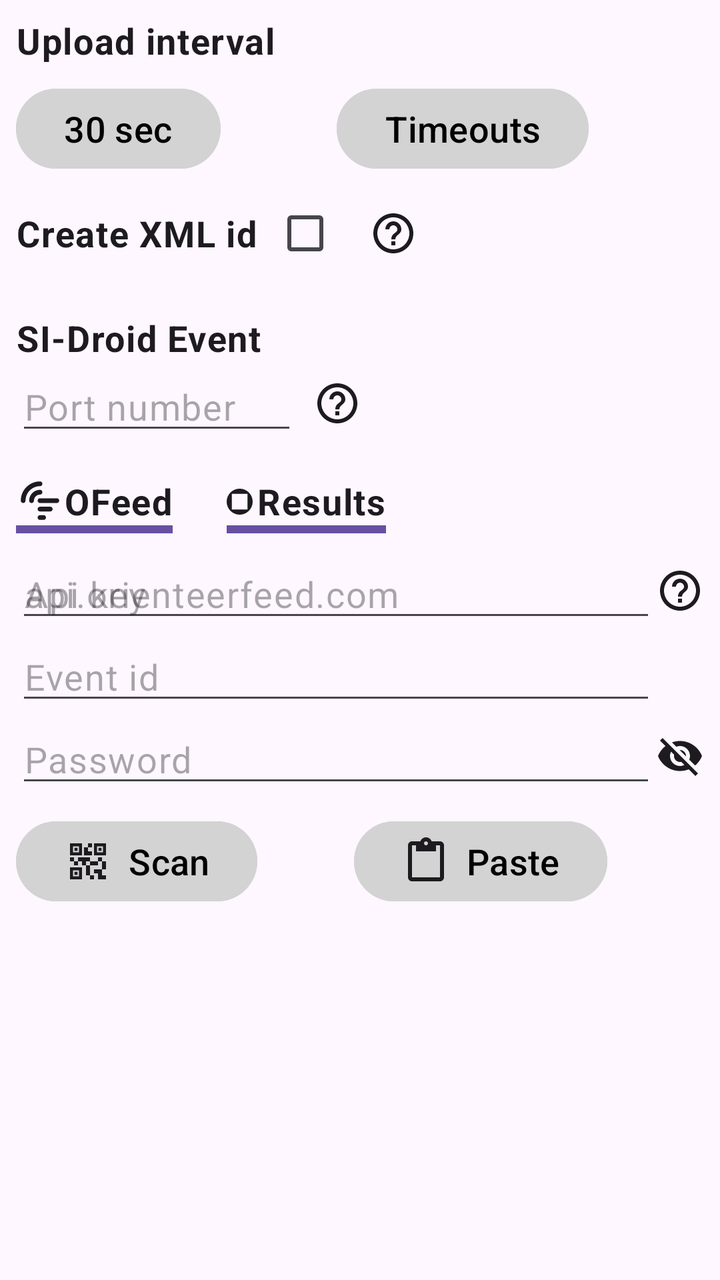
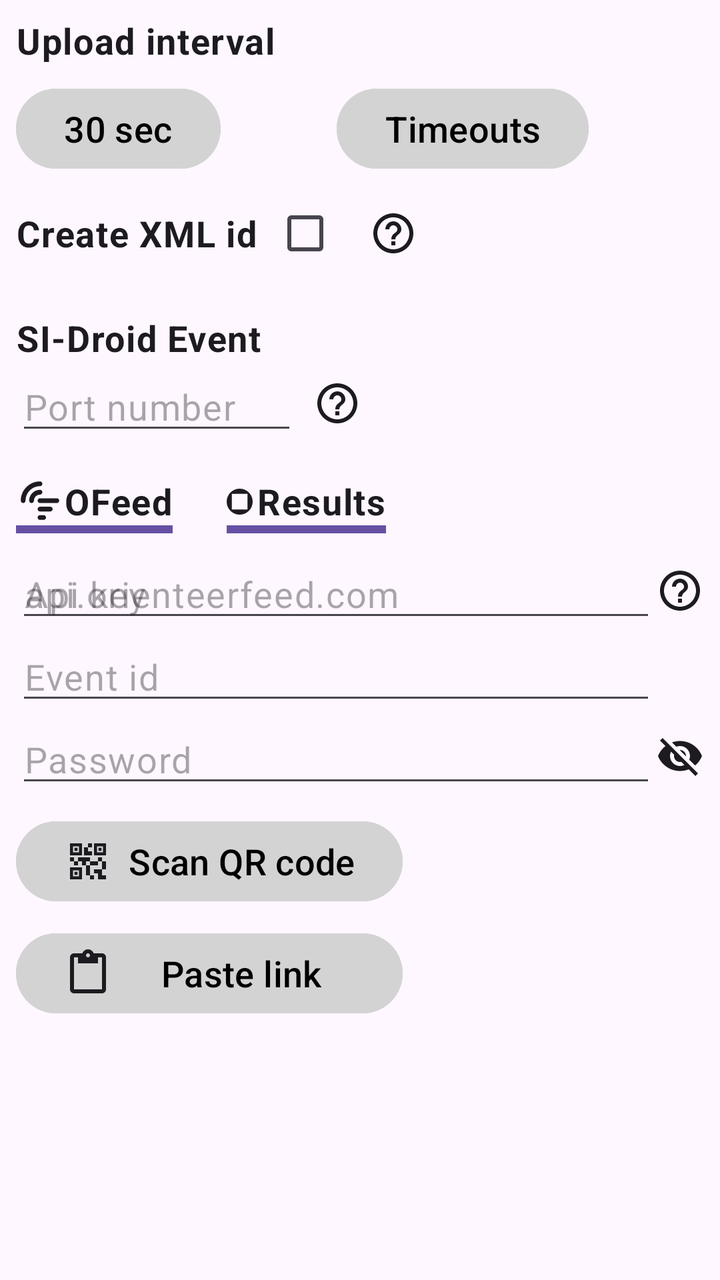

Two renders of the same Android screen: before a commit and after it. Below are the layout's source before the change and the commit's diff.
<!-- AndroidManifest.xml: application theme Theme.ofeed_sidroid_connector -->
<!-- res/layout/settings_dialog.xml -->
<?xml version="1.0" encoding="utf-8"?>
<androidx.core.widget.NestedScrollView xmlns:android="http://schemas.android.com/apk/res/android"
    xmlns:app="http://schemas.android.com/apk/res-auto"
    android:layout_width="match_parent"
    android:layout_height="wrap_content"
    xmlns:tools="http://schemas.android.com/tools" >

    

    <androidx.constraintlayout.widget.ConstraintLayout
        android:id="@+id/settings"
        android:layout_width="match_parent"
        android:layout_height="wrap_content"
        android:layout_marginStart="8dp"
        android:layout_marginEnd="8dp"
        android:layout_marginTop="8dp"
        tools:ignore="ContentDescription" >

        <View
            android:id="@+id/settings_middle_of_screen"
            android:layout_width="1dp"
            android:layout_height="1dp"
            app:layout_constraintStart_toStartOf="parent"
            app:layout_constraintEnd_toEndOf="parent"
            app:layout_constraintTop_toTopOf="parent"/>

        
        <TextView
            android:id="@+id/settings_upload_interval_title"
            style="@style/medium_bold_wrap_content"
            android:text="@string/upload_interval"
            app:layout_constraintStart_toStartOf="parent"
            app:layout_constraintTop_toTopOf="parent" />
        <Button
            android:id="@+id/settings_upload_interval"
            style="@style/button_style"
            android:layout_marginTop="8dp"
            android:text="30 sec"
            tools:ignore="HardcodedText"
            app:layout_constraintStart_toStartOf="parent"
            app:layout_constraintTop_toBottomOf="@id/settings_upload_interval_title" />
        <Button
            android:id="@+id/settings_upload_http_timeouts"
            style="@style/button_style"
            android:text="@string/timeouts"
            app:layout_constraintStart_toEndOf="@+id/settings_upload_interval"
            app:layout_constraintEnd_toEndOf="parent"
            app:layout_constraintBottom_toBottomOf="@id/settings_upload_interval" />
        <TextView
            android:id="@+id/settings_create_xml_id_caption"
            style="@style/medium_bold_wrap_content"
            android:layout_marginTop="16dp"
            android:text="@string/create_xml_id"
            app:layout_constraintStart_toStartOf="parent"
            app:layout_constraintTop_toBottomOf="@id/settings_upload_interval" />
        <com.google.android.material.checkbox.MaterialCheckBox
            android:id="@+id/settings_create_xml_id"
            style="@style/medium_bold_wrap_content"
            app:layout_constraintStart_toEndOf="@id/settings_create_xml_id_caption"
            app:layout_constraintTop_toTopOf="@id/settings_create_xml_id_caption"
            app:layout_constraintBottom_toBottomOf="@id/settings_create_xml_id_caption" />
        <ImageView
            android:id="@+id/settings_create_xml_id_help"
            android:layout_width="wrap_content"
            android:layout_height="wrap_content"
            android:layout_marginStart="8dp"
            app:srcCompat="@drawable/help"
            app:layout_constraintStart_toEndOf="@id/settings_create_xml_id"
            app:layout_constraintTop_toTopOf="@id/settings_create_xml_id"
            app:layout_constraintBottom_toBottomOf="@id/settings_create_xml_id" />

        
        <TextView
            android:id="@+id/settings_si_droid_title"
            style="@style/medium_bold_wrap_content"
            android:layout_marginTop="16dp"
            android:text="@string/si_droid"
            app:layout_constraintStart_toStartOf="parent"
            app:layout_constraintTop_toBottomOf="@id/settings_create_xml_id" />

        <EditText
            android:id="@+id/settings_si_droid_port"
            style="@style/medium_0_wrap"
            android:layout_marginEnd="8dp"
            android:ellipsize="none"
            android:inputType="number"
            android:hint="@string/port_number"
            android:singleLine="true"
            android:importantForAutofill="no"
            app:layout_constraintStart_toStartOf="parent"
            app:layout_constraintEnd_toStartOf="@id/settings_si_droid_port_help"
            app:layout_constraintTop_toBottomOf="@id/settings_si_droid_title" />
        <ImageView
            android:id="@+id/settings_si_droid_port_help"
            android:layout_width="wrap_content"
            android:layout_height="wrap_content"
            app:srcCompat="@drawable/help"
            app:layout_constraintEnd_toEndOf="@id/settings_middle_of_screen"
            app:layout_constraintTop_toTopOf="@id/settings_si_droid_port"
            app:layout_constraintBottom_toBottomOf="@id/settings_si_droid_port" />

        
        <TextView
            android:id="@+id/settings_ofeed_title"
            style="@style/medium_bold_wrap_content"
            android:layout_marginTop="16dp"
            android:text="@string/ofeed"
            app:drawableStartCompat="@drawable/ofeed"
            app:layout_constraintStart_toStartOf="parent"
            app:layout_constraintTop_toBottomOf="@id/settings_si_droid_port" />
        <View
            android:id="@+id/settings_ofeed_selected"
            android:layout_width="0dp"
            android:layout_height="4dp"
            android:background="?attr/colorPrimary"
            app:layout_constraintStart_toStartOf="@id/settings_ofeed_title"
            app:layout_constraintEnd_toEndOf="@id/settings_ofeed_title"
            app:layout_constraintTop_toBottomOf="@id/settings_ofeed_title" />

        <EditText
            android:id="@+id/settings_ofeed_server"
            style="@style/medium_0_wrap"
            android:layout_marginTop="8dp"
            android:ellipsize="none"
            android:inputType="textMultiLine|textNoSuggestions"
            android:hint="api.orienteerfeed.com"
            tools:ignore="HardcodedText"
            android:importantForAutofill="no"
            app:layout_constraintStart_toStartOf="parent"
            app:layout_constraintEnd_toStartOf="@id/settings_ofeed_server_help"
            app:layout_constraintTop_toBottomOf="@id/settings_ofeed_selected" />
        <ImageView
            android:id="@+id/settings_ofeed_server_help"
            android:layout_width="wrap_content"
            android:layout_height="wrap_content"
            app:srcCompat="@drawable/help"
            app:layout_constraintEnd_toEndOf="parent"
            app:layout_constraintTop_toTopOf="@id/settings_ofeed_server"
            app:layout_constraintBottom_toBottomOf="@id/settings_ofeed_server" />
        <EditText
            android:id="@+id/settings_ofeed_event_id"
            style="@style/medium_0_wrap"
            android:ellipsize="none"
            android:inputType="textMultiLine|textNoSuggestions"
            android:hint="@string/event_id"
            android:importantForAutofill="no"
            app:layout_constraintStart_toStartOf="parent"
            app:layout_constraintEnd_toStartOf="@id/settings_ofeed_server_help"
            app:layout_constraintTop_toBottomOf="@id/settings_ofeed_server" />
        <EditText
            android:id="@+id/settings_ofeed_event_password"
            style="@style/medium_0_wrap"
            android:ellipsize="none"
            android:inputType="textPassword"
            android:hint="@string/password"
            android:singleLine="true"
            android:importantForAutofill="no"
            app:layout_constraintStart_toStartOf="parent"
            app:layout_constraintEnd_toStartOf="@id/settings_ofeed_password_visibility"
            app:layout_constraintTop_toBottomOf="@id/settings_ofeed_event_id" />
        <ImageView
            android:id="@+id/settings_ofeed_password_visibility"
            android:layout_width="wrap_content"
            android:layout_height="wrap_content"
            app:srcCompat="@drawable/visibility_off"
            app:layout_constraintEnd_toEndOf="parent"
            app:layout_constraintTop_toTopOf="@id/settings_ofeed_event_password"
            app:layout_constraintBottom_toBottomOf="@id/settings_ofeed_event_password" />
        <Button
            android:id="@+id/settings_ofeed_scan_qr_code"
            style="@style/button_style"
            android:layout_marginTop="8dp"
            android:text="@string/qr_code_scan"
            android:drawableLeft="@drawable/qr_code"
            tools:ignore="RtlHardcoded"
            android:drawablePadding="8dp"
            app:layout_constraintStart_toStartOf="parent"
            app:layout_constraintTop_toBottomOf="@id/settings_ofeed_event_password" />
        <Button
            android:id="@+id/settings_ofeed_paste_link"
            style="@style/button_style"
            android:text="@string/paste"
            android:drawableLeft="@drawable/paste"
            tools:ignore="RtlHardcoded"
            android:drawablePadding="8dp"
            app:layout_constraintStart_toEndOf="@id/settings_ofeed_scan_qr_code"
            app:layout_constraintEnd_toEndOf="parent"
            app:layout_constraintTop_toTopOf="@id/settings_ofeed_scan_qr_code" />

        
        <TextView
            android:id="@+id/settings_oresults_title"
            style="@style/medium_bold_wrap_content"
            android:layout_marginStart="16dp"
            android:text="Results"
            tools:ignore="HardcodedText"
            app:drawableStartCompat="@drawable/oresults"
            android:drawablePadding="2dp"
            app:layout_constraintStart_toEndOf="@id/settings_ofeed_title"
            app:layout_constraintBottom_toBottomOf="@id/settings_ofeed_title" />
        <View
            android:id="@+id/settings_oresults_selected"
            android:layout_width="0dp"
            android:layout_height="4dp"
            android:layout_marginStart="11dp"
            android:background="?attr/colorPrimary"
            app:layout_constraintStart_toStartOf="@id/settings_oresults_title"
            app:layout_constraintEnd_toEndOf="@id/settings_oresults_title"
            app:layout_constraintTop_toBottomOf="@id/settings_oresults_title" />
        <EditText
            android:id="@+id/settings_oresults_api_key"
            style="@style/medium_0_wrap"
            android:layout_marginTop="8dp"
            android:ellipsize="none"
            android:inputType="textMultiLine|textNoSuggestions"
            android:hint="@string/oresults_api_key"
            tools:ignore="HardcodedText"
            android:importantForAutofill="no"
            app:layout_constraintStart_toStartOf="parent"
            app:layout_constraintEnd_toStartOf="@id/settings_ofeed_server_help"
            app:layout_constraintTop_toBottomOf="@id/settings_ofeed_selected" />

    </androidx.constraintlayout.widget.ConstraintLayout>
</androidx.core.widget.NestedScrollView>
<!-- resources referenced by this layout -->
<resources>
  <!-- drawable oresults (drawable) -->
  ﻿<vector
      xmlns:android="http://schemas.android.com/apk/res/android"
      android:width="24dp"
      android:height="24dp"
      android:viewportWidth="24.0"
      android:viewportHeight="24.0">
      <path
          android:fillColor="?attr/colorOnBackground"
          android:pathData="M11 12.5A6.5 6.5 0 0 1 24 12.5
  h-2.6v-3.9h-7.8v7.8h7.8v-3.9h2.6
  
          A6.5 6.5 0 0 1 11 12.5"/>
  </vector>
  <!-- drawable paste (drawable) -->
  <vector xmlns:android="http://schemas.android.com/apk/res/android"
      android:width="24dp"
      android:height="24dp"
      android:viewportWidth="24.0"
      android:viewportHeight="24.0">
      <path
          android:fillColor="?attr/colorOnBackground"
          android:pathData="M19 2h-4.18C14.4 0.84 13.3 0 12 0c-1.3 0 -2.4 0.84 -2.82 2H5c-1.1 0 -2 0.9 -2 2v16c0 1.1 0.9 2 2 2h14c1.1 0 2 -0.9 2 -2V4c0 -1.1 -0.9 -2 -2 -2zm-7 0c0.55 0 1 0.45 1 1s-0.45 1 -1 1 -1 -0.45 -1 -1 0.45 -1 1 -1zm7 18H5V4h2v3h10V4h2v16z" />
  </vector>
  <string name="create_xml_id">Create XML id</string>
  <string name="event_id">Event id</string>
  <string name="ofeed" translatable="false">OFeed</string>
  <string name="oresults_api_key">Api key</string>
  <string name="password">Password</string>
  <string name="paste">Paste</string>
  <string name="port_number">Port number</string>
  <string name="qr_code_scan">Scan</string>
  <string name="si_droid" translatable="false">SI-Droid Event</string>
  <string name="timeouts" tools:ignore="MissingTranslation">Timeouts</string>
  <string name="upload_interval">Upload interval</string>
  <style name="button_style" parent="Widget.Material3.Button">
          
          <item name="android:layout_width">wrap_content</item>
          <item name="android:layout_height">wrap_content</item>
          <item name="android:textSize">18sp</item>
          
          <item name="android:textColor">@color/button_text_color</item>
          <item name="android:backgroundTint">@color/button_tint_color</item>
      </style>
  <style name="medium_0_wrap" parent="TextAppearance.Material3.BodyLarge">
          <item name="android:layout_width">0dp</item>
          <item name="android:layout_height">wrap_content</item>
          <item name="android:textSize">18sp</item>
      </style>
  <style name="medium_bold_wrap_content" parent="medium_wrap_content">
          <item name="android:textStyle">bold</item>
      </style>
  <style name="Theme.ofeed_sidroid_connector" parent="Base.Theme.ofeed_sidroid_connector" />
  <style name="medium_wrap_content" parent="TextAppearance.Material3.BodyLarge">
          <item name="android:layout_width">wrap_content</item>
          <item name="android:layout_height">wrap_content</item>
          <item name="android:textSize">18sp</item>
      </style>
  <style name="Base.Theme.ofeed_sidroid_connector" parent="Theme.Material3.DayNight.NoActionBar">
          
      </style>
  <!-- unchanged entries left out for length: 4 -->
</resources>

<!-- the commit's change to res/layout/settings_dialog.xml (unified diff, before → after) -->
@@ -162,30 +162,42 @@
             android:id="@+id/settings_ofeed_password_visibility"
             android:layout_width="wrap_content"
             android:layout_height="wrap_content"
-            app:srcCompat="@drawable/visibility_off"
+            app:srcCompat="@drawable/visibility_toggle"
             app:layout_constraintEnd_toEndOf="parent"
             app:layout_constraintTop_toTopOf="@id/settings_ofeed_event_password"
             app:layout_constraintBottom_toBottomOf="@id/settings_ofeed_event_password" />
         <Button
             android:id="@+id/settings_ofeed_scan_qr_code"
             style="@style/button_style"
+            android:layout_width="0dp"
             android:layout_marginTop="8dp"
             android:text="@string/qr_code_scan"
             android:drawableLeft="@drawable/qr_code"
             tools:ignore="RtlHardcoded"
             android:drawablePadding="8dp"
-            app:layout_constraintStart_toStartOf="parent"
+            app:layout_constraintWidth_min="wrap"
+            app:layout_constraintStart_toStartOf="parent"
+            app:layout_constraintEnd_toEndOf="@id/settings_buttons_barrier"
             app:layout_constraintTop_toBottomOf="@id/settings_ofeed_event_password" />
         <Button
             android:id="@+id/settings_ofeed_paste_link"
             style="@style/button_style"
-            android:text="@string/paste"
+            android:layout_width="0dp"
+            android:layout_marginTop="8dp"
+            android:text="@string/paste_link"
             android:drawableLeft="@drawable/paste"
             tools:ignore="RtlHardcoded"
             android:drawablePadding="8dp"
-            app:layout_constraintStart_toEndOf="@id/settings_ofeed_scan_qr_code"
-            app:layout_constraintEnd_toEndOf="parent"
-            app:layout_constraintTop_toTopOf="@id/settings_ofeed_scan_qr_code" />
+            app:layout_constraintWidth_min="wrap"
+            app:layout_constraintStart_toStartOf="parent"
+            app:layout_constraintEnd_toEndOf="@id/settings_buttons_barrier"
+            app:layout_constraintTop_toBottomOf="@id/settings_ofeed_scan_qr_code" />
+        <androidx.constraintlayout.widget.Barrier
+            android:id="@+id/settings_buttons_barrier"
+            android:layout_width="wrap_content"
+            android:layout_height="wrap_content"
+            app:barrierDirection="end"
+            app:constraint_referenced_ids="settings_ofeed_scan_qr_code,settings_ofeed_paste_link"/>
 
         
         <TextView
<!-- resource entries referenced after the edit -->
@@ -24,14 +24,22 @@
           android:fillColor="?attr/colorOnBackground"
           android:pathData="M19 2h-4.18C14.4 0.84 13.3 0 12 0c-1.3 0 -2.4 0.84 -2.82 2H5c-1.1 0 -2 0.9 -2 2v16c0 1.1 0.9 2 2 2h14c1.1 0 2 -0.9 2 -2V4c0 -1.1 -0.9 -2 -2 -2zm-7 0c0.55 0 1 0.45 1 1s-0.45 1 -1 1 -1 -0.45 -1 -1 0.45 -1 1 -1zm7 18H5V4h2v3h10V4h2v16z" />
   </vector>
+  <!-- drawable visibility_toggle (drawable) -->
+  <?xml version="1.0" encoding="utf-8"?>
+  <selector xmlns:android="http://schemas.android.com/apk/res/android"
+      android:enterFadeDuration="180"
+      android:exitFadeDuration="180">
+      <item android:state_selected="true"  android:drawable="@drawable/visibility_on"/>
+      <item android:drawable="@drawable/visibility_off"/>
+  </selector>
   <string name="create_xml_id">Create XML id</string>
   <string name="event_id">Event id</string>
   <string name="ofeed" translatable="false">OFeed</string>
   <string name="oresults_api_key">Api key</string>
   <string name="password">Password</string>
-  <string name="paste">Paste</string>
+  <string name="paste_link">Paste link</string>
   <string name="port_number">Port number</string>
-  <string name="qr_code_scan">Scan</string>
+  <string name="qr_code_scan">Scan QR code</string>
   <string name="si_droid" translatable="false">SI-Droid Event</string>
   <string name="timeouts" tools:ignore="MissingTranslation">Timeouts</string>
   <string name="upload_interval">Upload interval</string>
@@ -53,6 +61,17 @@
           <item name="android:textStyle">bold</item>
       </style>
   <style name="Theme.ofeed_sidroid_connector" parent="Base.Theme.ofeed_sidroid_connector" />
+  <!-- drawable visibility_on (drawable) -->
+  <vector xmlns:android="http://schemas.android.com/apk/res/android"
+      android:width="24dp"
+      android:height="24dp"
+      android:viewportWidth="24.0"
+      android:viewportHeight="24.0">
+      <path
+          android:fillColor="?attr/colorOnBackground"
+          android:pathData="M12 4.5C7 4.5 2.73 7.61 1 12c1.73 4.39 6 7.5 11 7.5s9.27 -3.11 11 -7.5 c-1.73 -4.39 -6 -7.5 -11 -7.5zM12 17 c-2.76 0 -5 -2.24 -5 -5s2.24 -5 5 -5 5 2.24 5 5 -2.24 5 -5 5zm0 -8 c-1.66 0 -3 1.34 -3 3s1.34 3 3 3 3 -1.34 3 -3 -1.34 -3 -3 -3z"/>
+  
+  </vector>
   <style name="medium_wrap_content" parent="TextAppearance.Material3.BodyLarge">
           <item name="android:layout_width">wrap_content</item>
           <item name="android:layout_height">wrap_content</item>
